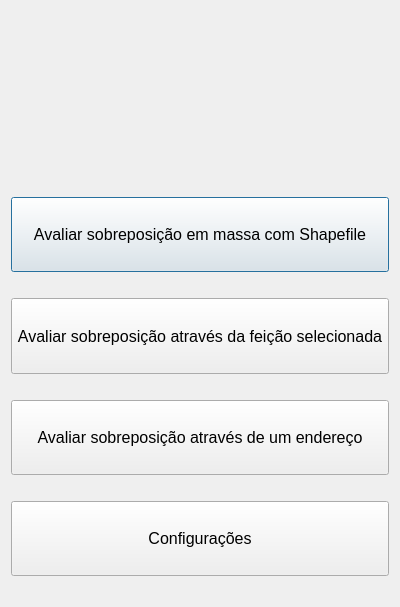
spuhub/prisma, file screens/main_window.ui: the form before one commit.
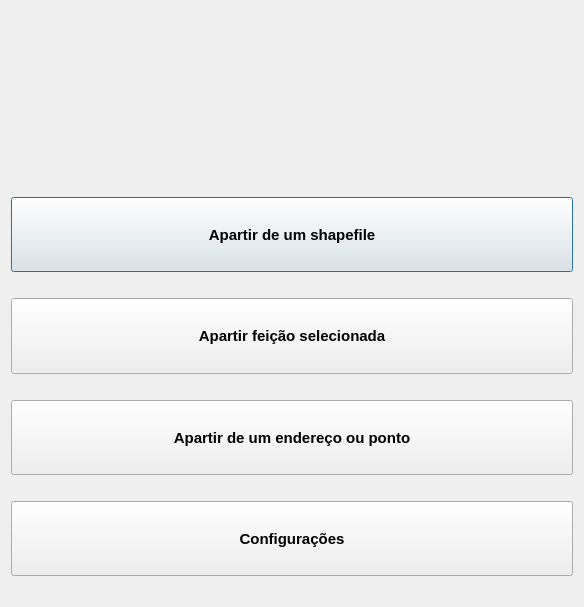
The form after the commit. Icons and pictures are not drawn.

```diff
--- a/screens/main_window.ui
+++ b/screens/main_window.ui
@@ -6,7 +6,7 @@
    <rect>
     <x>0</x>
     <y>0</y>
-    <width>400</width>
+    <width>584</width>
     <height>607</height>
    </rect>
   </property>
@@ -45,7 +45,7 @@
         </font>
        </property>
        <property name="text">
-        <string/>
+        <string>&lt;html&gt;&lt;head/&gt;&lt;body&gt;&lt;p&gt;&lt;img src=&quot;:/plugins/prisma/urgeologo.png&quot;/&gt;&lt;/p&gt;&lt;/body&gt;&lt;/html&gt;</string>
        </property>
        <property name="pixmap">
         <pixmap>:/plugins/prisma/icon.png</pixmap>
@@ -71,13 +71,15 @@
        </property>
        <property name="font">
         <font>
-         <pointsize>12</pointsize>
-         <weight>50</weight>
-         <bold>false</bold>
+         <pointsize>11</pointsize>
+         <weight>75</weight>
+         <bold>true</bold>
+         <strikeout>false</strikeout>
+         <kerning>true</kerning>
         </font>
        </property>
        <property name="text">
-        <string>Avaliar sobreposição em massa com Shapefile</string>
+        <string>Apartir de um shapefile</string>
        </property>
       </widget>
      </item>
@@ -104,11 +106,13 @@
        </property>
        <property name="font">
         <font>
-         <pointsize>12</pointsize>
+         <pointsize>11</pointsize>
+         <weight>75</weight>
+         <bold>true</bold>
         </font>
        </property>
        <property name="text">
-        <string>Avaliar sobreposição através da feição selecionada</string>
+        <string>Apartir feição selecionada</string>
        </property>
       </widget>
      </item>
@@ -135,11 +139,13 @@
        </property>
        <property name="font">
         <font>
-         <pointsize>12</pointsize>
+         <pointsize>11</pointsize>
+         <weight>75</weight>
+         <bold>true</bold>
         </font>
        </property>
        <property name="text">
-        <string>Avaliar sobreposição através de um endereço</string>
+        <string>Apartir de um endereço ou ponto</string>
        </property>
       </widget>
      </item>
@@ -166,9 +172,9 @@
        </property>
        <property name="font">
         <font>
-         <pointsize>12</pointsize>
-         <weight>50</weight>
-         <bold>false</bold>
+         <pointsize>11</pointsize>
+         <weight>75</weight>
+         <bold>true</bold>
          <strikeout>false</strikeout>
          <kerning>true</kerning>
         </font>
```
Left out of the diff: 3 changed lines with no effect on the pictures.
